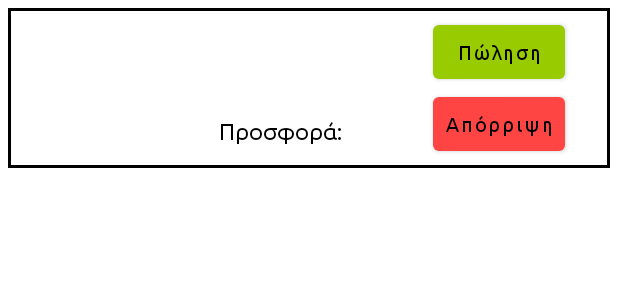
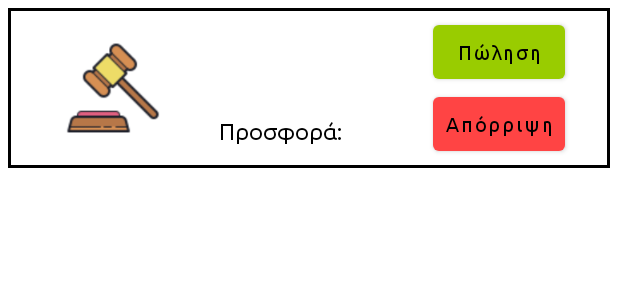
Before and after one commit to stelladk/CraftBid, an Android app: the layout offer_item.xml on its own in the app's theme, with its tools: preview values and no code run, on a phone screen of 412 x 824 dp. Shown: the top 300 px of the screen. Run offline under Robolectric (Android 15) with nearby library versions, the phone set to English and light mode, and no system bars.

Commit message:
Added refresh button in activities and replaced offers photo

```diff
--- a/AndroidApp/app/src/main/java/com/craftbid/craftbid/adapters/EvaluationsRecyclerAdapter.java
+++ b/AndroidApp/app/src/main/java/com/craftbid/craftbid/adapters/EvaluationsRecyclerAdapter.java
@@ -45,13 +45,12 @@ public class EvaluationsRecyclerAdapter extends RecyclerView.Adapter<Evaluations
 
     @Override
     public void onBindViewHolder(@NonNull ViewHolder holder, int i) {
-        //holder.image.setImageResource(R.drawable.karen);
-        //change image to user photo (not Karen)
+        //change image to user photo or placeholder
         if(evaluations.get(i).getThumbnail()!=null) {
             Drawable drawable = new BitmapDrawable(contextCreator.getResources(), BitmapFactory.decodeByteArray(evaluations.get(i).getThumbnail(), 0, evaluations.get(i).getThumbnail().length));
             holder.image.setBackground(drawable);
         }else {
-            holder.image.setImageResource(R.drawable.karen); //todo placeholder
+            holder.image.setImageResource(R.drawable.profile_placeholder);
         }
 
         holder.reviewer.setText(evaluations.get(i).getSubmitted_by());
--- a/AndroidApp/app/src/main/java/com/craftbid/craftbid/adapters/OffersRecyclerAdapter.java
+++ b/AndroidApp/app/src/main/java/com/craftbid/craftbid/adapters/OffersRecyclerAdapter.java
@@ -41,7 +41,6 @@ public class OffersRecyclerAdapter extends RecyclerView.Adapter<OffersRecyclerAd
 
     @Override
     public void onBindViewHolder(@NonNull OffersRecyclerAdapter.ViewHolder holder, int i) {
-        holder.profile.setBackgroundResource(R.drawable.karen);
 
         holder.username.setText(offers.get(i).getSubmitted_by());
         holder.offer.setText(offers.get(i).getPrice()+"");
@@ -74,7 +73,6 @@ public class OffersRecyclerAdapter extends RecyclerView.Adapter<OffersRecyclerAd
 
     class ViewHolder extends RecyclerView.ViewHolder {
         public View itemView;
-        public ImageView profile;
         public TextView username, offer;
         public Button accept_btn, decline_btn;
 
@@ -82,7 +80,6 @@ public class OffersRecyclerAdapter extends RecyclerView.Adapter<OffersRecyclerAd
             super(itemView);
             this.itemView = itemView;
 
-            profile = itemView.findViewById(R.id.user_profile);
             username = itemView.findViewById(R.id.username);
             offer = itemView.findViewById(R.id.offer);
             accept_btn = itemView.findViewById(R.id.accept_btn);
--- a/AndroidApp/app/src/main/res/layout/offer_item.xml
+++ b/AndroidApp/app/src/main/res/layout/offer_item.xml
@@ -9,15 +9,16 @@
     android:background="@drawable/border">
 
     <ImageView
-        android:id="@+id/user_profile"
+        android:id="@+id/offer_icon"
         android:layout_width="80dp"
         android:layout_height="80dp"
         app:layout_constraintTop_toTopOf="parent"
         app:layout_constraintBottom_toBottomOf="parent"
         app:layout_constraintStart_toStartOf="parent"
         app:layout_constraintEnd_toStartOf="@id/offer_static"
+        android:src="@drawable/auction"
         android:scaleType="centerCrop"
-        android:contentDescription="@string/profile"/>
+        android:contentDescription="@string/auction_icon_by_icons8"/>
 
     <TextView
         android:id="@+id/username"
@@ -25,7 +26,7 @@
         android:layout_height="wrap_content"
         app:layout_constraintTop_toTopOf="parent"
         app:layout_constraintBottom_toTopOf="@id/offer_static"
-        app:layout_constraintStart_toEndOf="@id/user_profile"
+        app:layout_constraintStart_toEndOf="@id/offer_icon"
         android:layout_marginVertical="10dp"
         android:layout_marginStart="15dp"
         android:layout_marginLeft="15dp"
@@ -38,7 +39,7 @@
         android:layout_width="wrap_content"
         android:layout_height="wrap_content"
         app:layout_constraintBottom_toBottomOf="parent"
-        app:layout_constraintStart_toEndOf="@id/user_profile"
+        app:layout_constraintStart_toEndOf="@id/offer_icon"
         app:layout_constraintEnd_toStartOf="@id/offer"
         android:layout_marginBottom="10dp"
         android:paddingStart="5dp"
--- a/AndroidApp/app/src/main/res/values/strings.xml
+++ b/AndroidApp/app/src/main/res/values/strings.xml
@@ -113,6 +113,7 @@
     <string name="contact_creator_warning">Χρησιμοποιήστε τα παρακάτω για να επικοινωνήσετε. Αφού πατήσετε ΟΚ θα μεταφερθείτε στην οθόνη ειδοποιήσεων, και <b>δεν θα ξαναέχετε πρόσβαση</b> στα στοιχεία αυτά.</string>
     <string name="okay">ΟΚ</string>
     <string name="refresh">Ανανέωση</string>
+    <string name="auction_icon_by_icons8">Auction icon by Icons8</string>
     <string-array name="sort_options">
         <item>Ημερομηνία</item>
         <item>Τιμή</item>
```
Also changed, not shown: AndroidApp/app/src/main/java/com/craftbid/craftbid/CreatorProfile.java (+14 -1 lines), AndroidApp/app/src/main/java/com/craftbid/craftbid/CustomerProfile.java (+14 -1 lines), AndroidApp/app/src/main/java/com/craftbid/craftbid/ListingPublicActivity.java (+13 -0 lines), AndroidApp/app/src/main/java/com/craftbid/craftbid/RewardsCreatorActivity.java (+14 -1 lines), AndroidApp/app/src/main/java/com/craftbid/craftbid/RewardsCustomerActivity.java (+14 -1 lines), AndroidApp/app/src/main/res/menu/refreshmenu.xml (added, +10 -0 lines), AndroidApp/app/src/main/res/drawable-v24/auction.png (added).
